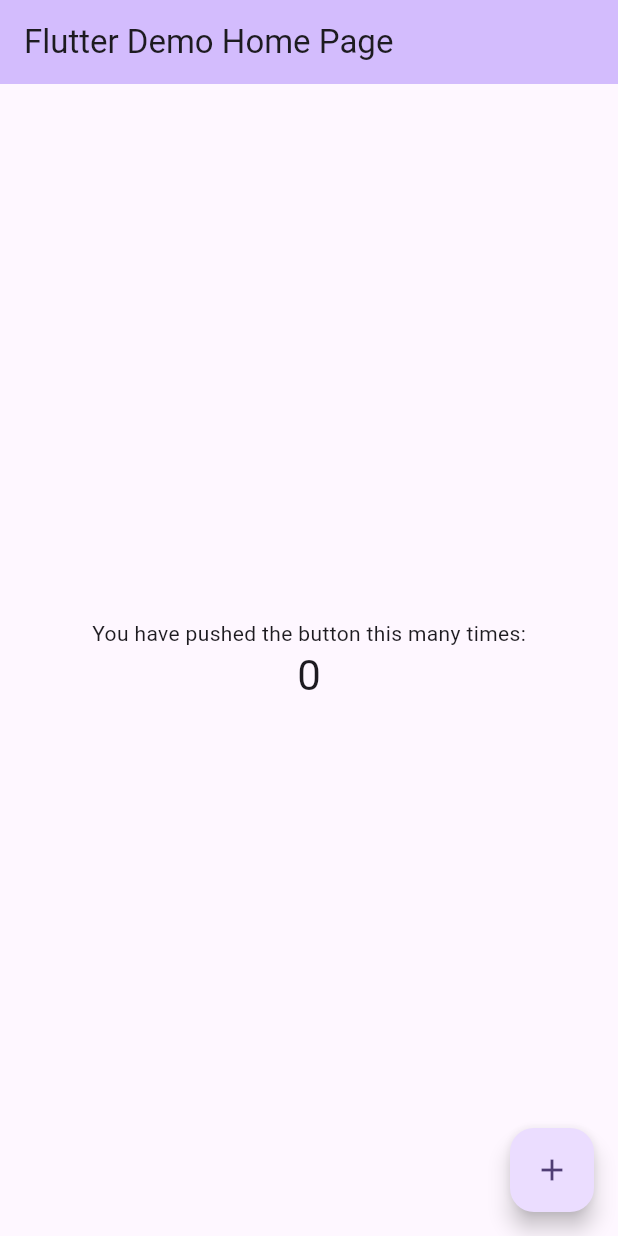
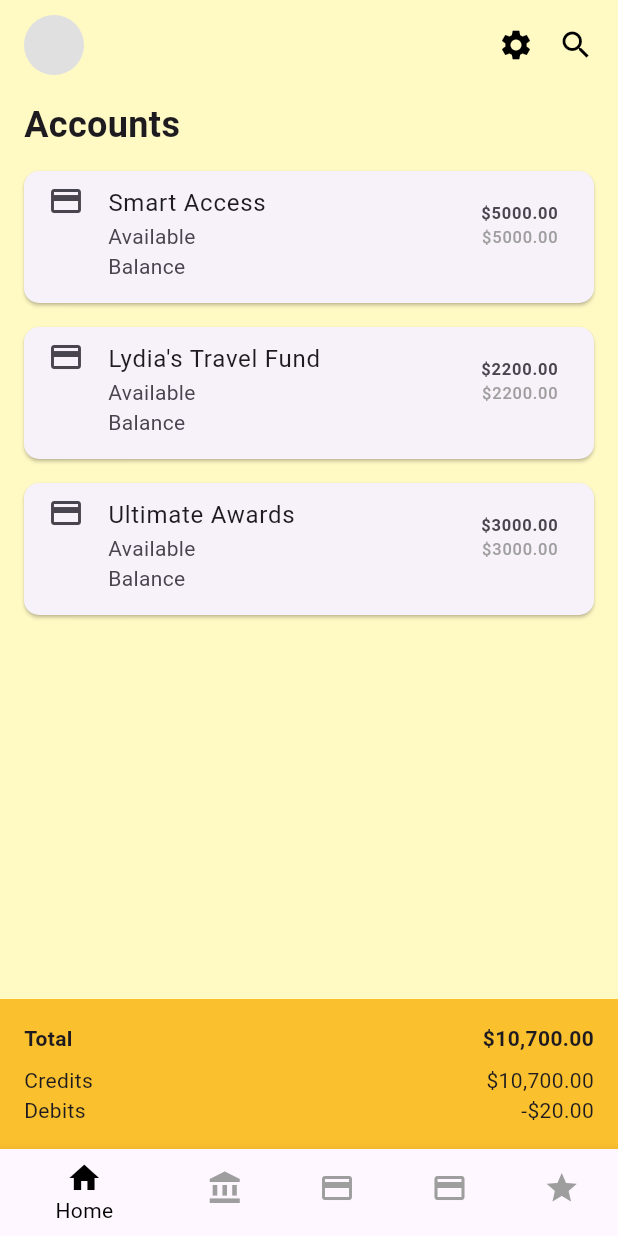
Before and after one commit to deanagan/the_pledge_bank, a Flutter app: the screen it shows after launch, on a phone screen of 412 x 824 dp. Run offline on Flutter 3.47's test engine with Material 3 defaults, Android fonts, the phone set to English and light mode, and no system bars.

Commit message:
Create home screen

```diff
--- /dev/null
+++ b/lib/home_screen.dart
@@ -0,0 +1,144 @@
+import 'package:flutter/material.dart';
+
+class HomeScreen extends StatelessWidget {
+  final List<Map<String, dynamic>> accounts = [
+    {
+      'name': 'Smart Access',
+      'balance': 5000.0,
+      'available': 5000.0,
+    },
+    {
+      'name': 'Lydia\'s Travel Fund',
+      'balance': 2200.0,
+      'available': 2200.0,
+    },
+    {
+      'name': 'Ultimate Awards',
+      'balance': 3000.0,
+      'available': 3000.0,
+    },
+  ];
+
+  HomeScreen({super.key});
+
+  @override
+  Widget build(BuildContext context) {
+    return Scaffold(
+      bottomNavigationBar: BottomNavBar(),
+      body: SafeArea(
+        child: Column(
+          children: [
+            _buildTopBar(),
+            _buildTitle(),
+            Expanded(child: _buildAccountList()),
+            _buildTotalSection(),
+          ],
+        ),
+      ),
+    );
+  }
+
+  Widget _buildTopBar() {
+    return Padding(
+      padding: const EdgeInsets.symmetric(horizontal: 16.0, vertical: 10),
+      child: Row(
+        mainAxisAlignment: MainAxisAlignment.spaceBetween,
+        children: [
+          CircleAvatar(backgroundColor: Colors.grey[300]),
+          Row(
+            children: [
+              Icon(Icons.settings, color: Colors.black),
+              SizedBox(width: 16),
+              Icon(Icons.search, color: Colors.black),
+            ],
+          )
+        ],
+      ),
+    );
+  }
+
+  Widget _buildTitle() {
+    return Padding(
+      padding: const EdgeInsets.symmetric(horizontal: 16.0, vertical: 6),
+      child: Align(
+        alignment: Alignment.centerLeft,
+        child: Text(
+          'Accounts',
+          style: TextStyle(fontSize: 24, fontWeight: FontWeight.bold),
+        ),
+      ),
+    );
+  }
+
+  Widget _buildAccountList() {
+    return ListView.builder(
+      padding: EdgeInsets.symmetric(horizontal: 16),
+      itemCount: accounts.length,
+      itemBuilder: (context, index) {
+        final acc = accounts[index];
+        return Card(
+          margin: EdgeInsets.symmetric(vertical: 8),
+          shape: RoundedRectangleBorder(borderRadius: BorderRadius.circular(10)),
+          child: ListTile(
+            leading: Icon(Icons.credit_card),
+            title: Text(acc['name']),
+            subtitle: Text('Available\nBalance'),
+            isThreeLine: true,
+            trailing: Column(
+              mainAxisAlignment: MainAxisAlignment.center,
+              crossAxisAlignment: CrossAxisAlignment.end,
+              children: [
+                Text('\$${acc['balance'].toStringAsFixed(2)}', style: TextStyle(fontWeight: FontWeight.bold)),
+                Text('\$${acc['available'].toStringAsFixed(2)}', style: TextStyle(color: Colors.grey)),
+              ],
+            ),
+          ),
+        );
+      },
+    );
+  }
+
+  Widget _buildTotalSection() {
+    return Container(
+      color: Colors.yellow[700],
+      padding: EdgeInsets.all(16),
+      child: Column(
+        children: [
+          _buildSummaryRow('Total', '\$10,700.00', bold: true),
+          SizedBox(height: 8),
+          _buildSummaryRow('Credits', '\$10,700.00'),
+          _buildSummaryRow('Debits', '-\$20.00'),
+        ],
+      ),
+    );
+  }
+
+  Widget _buildSummaryRow(String label, String amount, {bool bold = false}) {
+    return Row(
+      mainAxisAlignment: MainAxisAlignment.spaceBetween,
+      children: [
+        Text(label, style: bold ? TextStyle(fontWeight: FontWeight.bold) : null),
+        Text(amount, style: bold ? TextStyle(fontWeight: FontWeight.bold) : null),
+      ],
+    );
+  }
+}
+
+class BottomNavBar extends StatelessWidget {
+  const BottomNavBar({super.key});
+
+  @override
+  Widget build(BuildContext context) {
+    return BottomNavigationBar(
+      selectedItemColor: Colors.black,
+      unselectedItemColor: Colors.grey,
+      items: [
+        BottomNavigationBarItem(icon: Icon(Icons.home), label: 'Home'),
+        BottomNavigationBarItem(icon: Icon(Icons.account_balance), label: 'Accounts'),
+        BottomNavigationBarItem(icon: Icon(Icons.payment), label: 'Pay'),
+        BottomNavigationBarItem(icon: Icon(Icons.credit_card), label: 'Cards'),
+        BottomNavigationBarItem(icon: Icon(Icons.star), label: 'Features'),
+      ],
+    );
+  }
+}
--- a/lib/main.dart
+++ b/lib/main.dart
@@ -1,122 +1,23 @@
 import 'package:flutter/material.dart';
+import 'home_screen.dart';
 
 void main() {
-  runApp(const MyApp());
+  runApp(ThePledgeBankApp());
 }
 
-class MyApp extends StatelessWidget {
-  const MyApp({super.key});
+class ThePledgeBankApp extends StatelessWidget {
+  const ThePledgeBankApp({super.key});
 
-  // This widget is the root of your application.
   @override
   Widget build(BuildContext context) {
     return MaterialApp(
-      title: 'Flutter Demo',
+      title: 'The Pledge Bank',
+      debugShowCheckedModeBanner: false,
       theme: ThemeData(
-        // This is the theme of your application.
-        //
-        // TRY THIS: Try running your application with "flutter run". You'll see
-        // the application has a purple toolbar. Then, without quitting the app,
-        // try changing the seedColor in the colorScheme below to Colors.green
-        // and then invoke "hot reload" (save your changes or press the "hot
-        // reload" button in a Flutter-supported IDE, or press "r" if you used
-        // the command line to start the app).
-        //
-        // Notice that the counter didn't reset back to zero; the application
-        // state is not lost during the reload. To reset the state, use hot
-        // restart instead.
-        //
-        // This works for code too, not just values: Most code changes can be
-        // tested with just a hot reload.
-        colorScheme: ColorScheme.fromSeed(seedColor: Colors.deepPurple),
+        primarySwatch: Colors.yellow,
+        scaffoldBackgroundColor: Colors.yellow[100],
       ),
-      home: const MyHomePage(title: 'Flutter Demo Home Page'),
+      home: HomeScreen(),
     );
   }
 }
-
-class MyHomePage extends StatefulWidget {
-  const MyHomePage({super.key, required this.title});
-
-  // This widget is the home page of your application. It is stateful, meaning
-  // that it has a State object (defined below) that contains fields that affect
-  // how it looks.
-
-  // This class is the configuration for the state. It holds the values (in this
-  // case the title) provided by the parent (in this case the App widget) and
-  // used by the build method of the State. Fields in a Widget subclass are
-  // always marked "final".
-
-  final String title;
-
-  @override
-  State<MyHomePage> createState() => _MyHomePageState();
-}
-
-class _MyHomePageState extends State<MyHomePage> {
-  int _counter = 0;
-
-  void _incrementCounter() {
-    setState(() {
-      // This call to setState tells the Flutter framework that something has
-      // changed in this State, which causes it to rerun the build method below
-      // so that the display can reflect the updated values. If we changed
-      // _counter without calling setState(), then the build method would not be
-      // called again, and so nothing would appear to happen.
-      _counter++;
-    });
-  }
-
-  @override
-  Widget build(BuildContext context) {
-    // This method is rerun every time setState is called, for instance as done
-    // by the _incrementCounter method above.
-    //
-    // The Flutter framework has been optimized to make rerunning build methods
-    // fast, so that you can just rebuild anything that needs updating rather
-    // than having to individually change instances of widgets.
-    return Scaffold(
-      appBar: AppBar(
-        // TRY THIS: Try changing the color here to a specific color (to
-        // Colors.amber, perhaps?) and trigger a hot reload to see the AppBar
-        // change color while the other colors stay the same.
-        backgroundColor: Theme.of(context).colorScheme.inversePrimary,
-        // Here we take the value from the MyHomePage object that was created by
-        // the App.build method, and use it to set our appbar title.
-        title: Text(widget.title),
-      ),
-      body: Center(
-        // Center is a layout widget. It takes a single child and positions it
-        // in the middle of the parent.
-        child: Column(
-          // Column is also a layout widget. It takes a list of children and
-          // arranges them vertically. By default, it sizes itself to fit its
-          // children horizontally, and tries to be as tall as its parent.
-          //
-          // Column has various properties to control how it sizes itself and
-          // how it positions its children. Here we use mainAxisAlignment to
-          // center the children vertically; the main axis here is the vertical
-          // axis because Columns are vertical (the cross axis would be
-          // horizontal).
-          //
-          // TRY THIS: Invoke "debug painting" (choose the "Toggle Debug Paint"
-          // action in the IDE, or press "p" in the console), to see the
-          // wireframe for each widget.
-          mainAxisAlignment: MainAxisAlignment.center,
-          children: <Widget>[
-            const Text('You have pushed the button this many times:'),
-            Text(
-              '$_counter',
-              style: Theme.of(context).textTheme.headlineMedium,
-            ),
-          ],
-        ),
-      ),
-      floatingActionButton: FloatingActionButton(
-        onPressed: _incrementCounter,
-        tooltip: 'Increment',
-        child: const Icon(Icons.add),
-      ), // This trailing comma makes auto-formatting nicer for build methods.
-    );
-  }
-}
```
Also changed, not shown: 1 other file.
